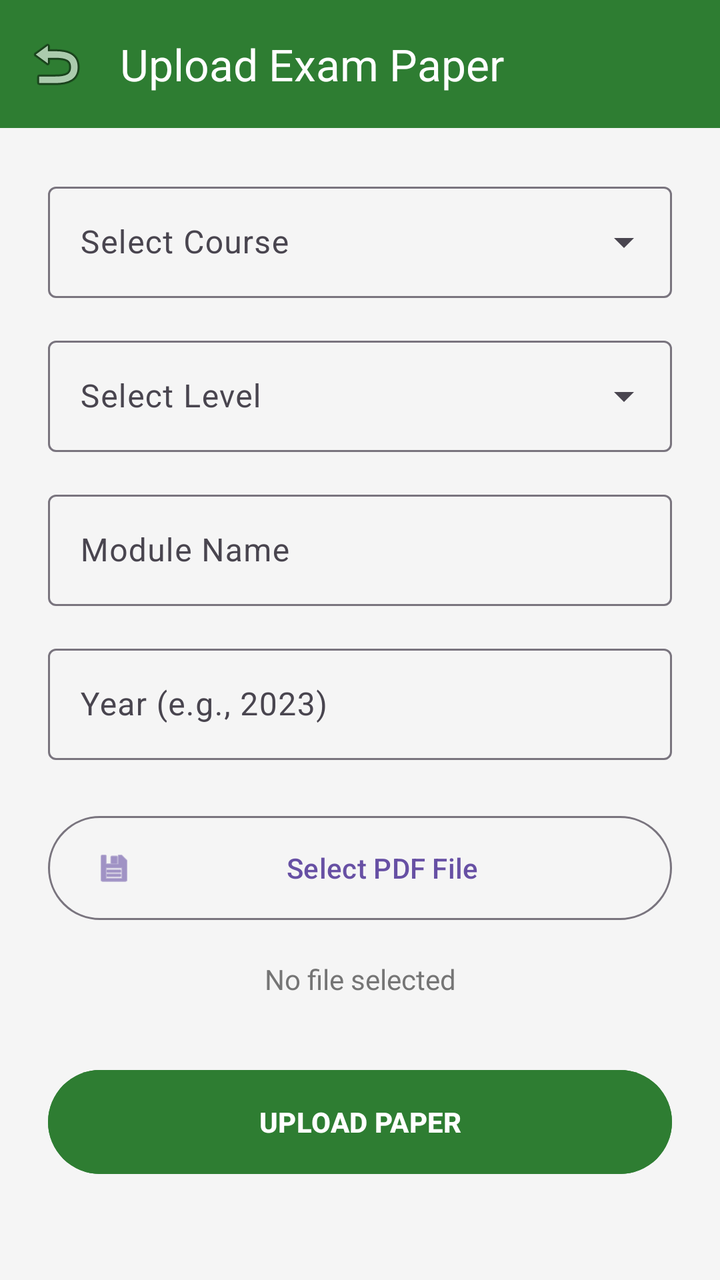
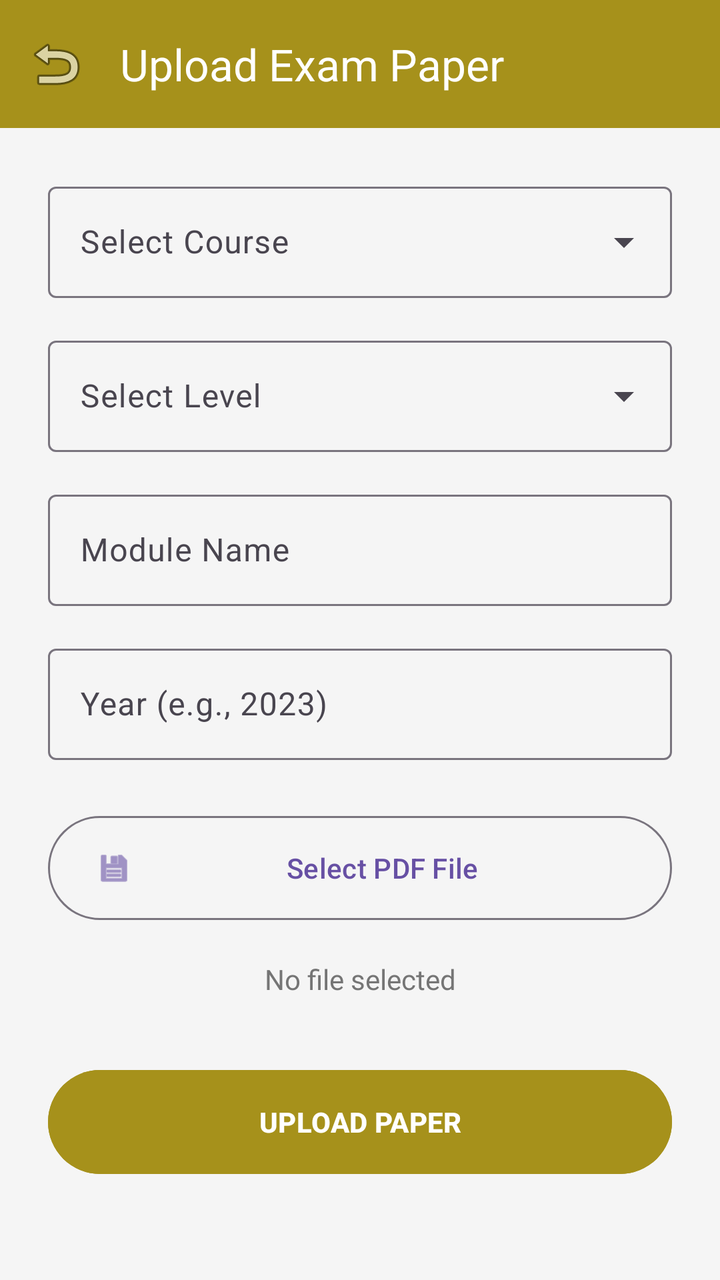

An Android layout rendered at two revisions. The XML below is the earlier revision; the diff shows what the commit changed to produce the second picture.
<!-- AndroidManifest.xml: application theme Theme.Academic_Vault -->
<!-- res/layout/activity_upload_paper.xml -->
<?xml version="1.0" encoding="utf-8"?>
<androidx.coordinatorlayout.widget.CoordinatorLayout
    xmlns:android="http://schemas.android.com/apk/res/android"
    xmlns:app="http://schemas.android.com/apk/res-auto"
    android:layout_width="match_parent"
    android:layout_height="match_parent"
    android:background="@color/background">

    <com.google.android.material.appbar.AppBarLayout
        android:layout_width="match_parent"
        android:layout_height="wrap_content">

        <androidx.appcompat.widget.Toolbar
            android:id="@+id/toolbar"
            android:layout_width="match_parent"
            android:layout_height="?attr/actionBarSize"
            android:background="@color/primary"
            app:title="Upload Exam Paper"
            app:titleTextColor="@android:color/white"
            app:navigationIcon="@android:drawable/ic_menu_revert"/>

    </com.google.android.material.appbar.AppBarLayout>

    <androidx.core.widget.NestedScrollView
        android:layout_width="match_parent"
        android:layout_height="match_parent"
        app:layout_behavior="@string/appbar_scrolling_view_behavior">

        <LinearLayout
            android:layout_width="match_parent"
            android:layout_height="wrap_content"
            android:orientation="vertical"
            android:padding="24dp">

            <com.google.android.material.textfield.TextInputLayout
                style="@style/Widget.Material3.TextInputLayout.OutlinedBox.ExposedDropdownMenu"
                android:layout_width="match_parent"
                android:layout_height="wrap_content"
                android:hint="Select Course"
                android:layout_marginBottom="16dp">

                <AutoCompleteTextView
                    android:id="@+id/spinner_course"
                    android:layout_width="match_parent"
                    android:layout_height="wrap_content"
                    android:inputType="none"/>

            </com.google.android.material.textfield.TextInputLayout>

            <com.google.android.material.textfield.TextInputLayout
                style="@style/Widget.Material3.TextInputLayout.OutlinedBox.ExposedDropdownMenu"
                android:layout_width="match_parent"
                android:layout_height="wrap_content"
                android:hint="Select Level"
                android:layout_marginBottom="16dp">

                <AutoCompleteTextView
                    android:id="@+id/spinner_level"
                    android:layout_width="match_parent"
                    android:layout_height="wrap_content"
                    android:inputType="none"/>

            </com.google.android.material.textfield.TextInputLayout>

            <com.google.android.material.textfield.TextInputLayout
                style="@style/Widget.Material3.TextInputLayout.OutlinedBox"
                android:layout_width="match_parent"
                android:layout_height="wrap_content"
                android:hint="Module Name"
                android:layout_marginBottom="16dp">

                <com.google.android.material.textfield.TextInputEditText
                    android:id="@+id/edit_module_name"
                    android:layout_width="match_parent"
                    android:layout_height="wrap_content"/>

            </com.google.android.material.textfield.TextInputLayout>

            <com.google.android.material.textfield.TextInputLayout
                style="@style/Widget.Material3.TextInputLayout.OutlinedBox"
                android:layout_width="match_parent"
                android:layout_height="wrap_content"
                android:hint="Year (e.g., 2023)"
                android:layout_marginBottom="24dp">

                <com.google.android.material.textfield.TextInputEditText
                    android:id="@+id/edit_year"
                    android:layout_width="match_parent"
                    android:layout_height="wrap_content"
                    android:inputType="number"/>

            </com.google.android.material.textfield.TextInputLayout>

            <Button
                android:id="@+id/btn_select_file"
                style="@style/Widget.Material3.Button.OutlinedButton"
                android:layout_width="match_parent"
                android:layout_height="60dp"
                android:text="Select PDF File"
                android:layout_marginBottom="16dp"
                app:icon="@android:drawable/ic_menu_save"/>

            <TextView
                android:id="@+id/txt_file_status"
                android:layout_width="match_parent"
                android:layout_height="wrap_content"
                android:text="No file selected"
                android:textAlignment="center"
                android:layout_marginBottom="32dp"
                android:textColor="@color/secondaryText"/>

            <Button
                android:id="@+id/btn_upload"
                android:layout_width="match_parent"
                android:layout_height="60dp"
                android:text="UPLOAD PAPER"
                android:backgroundTint="@color/primary"
                android:textStyle="bold"/>

        </LinearLayout>

    </androidx.core.widget.NestedScrollView>

</androidx.coordinatorlayout.widget.CoordinatorLayout>
<!-- resources referenced by this layout -->
<resources>
  <color name="background">#F5F5F5</color>
  <color name="primary">#2E7D32</color>
  <color name="secondaryText">#757575</color>
  <style name="Theme.Academic_Vault" parent="Base.Theme.Academic_Vault" />
  <style name="Base.Theme.Academic_Vault" parent="Theme.Material3.DayNight.NoActionBar">
          
          
      </style>
</resources>

<!-- the commit's change to res/layout/activity_upload_paper.xml (unified diff, before → after) -->
@@ -14,10 +14,10 @@
             android:id="@+id/toolbar"
             android:layout_width="match_parent"
             android:layout_height="?attr/actionBarSize"
-            android:background="@color/primary"
+            android:background="#A6911B"
+            app:navigationIcon="@android:drawable/ic_menu_revert"
             app:title="Upload Exam Paper"
-            app:titleTextColor="@android:color/white"
-            app:navigationIcon="@android:drawable/ic_menu_revert"/>
+            app:titleTextColor="@android:color/white" />
 
     </com.google.android.material.appbar.AppBarLayout>
 
@@ -113,9 +113,9 @@
                 android:id="@+id/btn_upload"
                 android:layout_width="match_parent"
                 android:layout_height="60dp"
+                android:backgroundTint="#A6911B"
                 android:text="UPLOAD PAPER"
-                android:backgroundTint="@color/primary"
-                android:textStyle="bold"/>
+                android:textStyle="bold" />
 
         </LinearLayout>
 
<!-- resource entries referenced after the edit -->
@@ -1,7 +1,6 @@
 <!-- resources referenced by this layout -->
 <resources>
   <color name="background">#F5F5F5</color>
-  <color name="primary">#2E7D32</color>
   <color name="secondaryText">#757575</color>
   <style name="Theme.Academic_Vault" parent="Base.Theme.Academic_Vault" />
   <style name="Base.Theme.Academic_Vault" parent="Theme.Material3.DayNight.NoActionBar">
